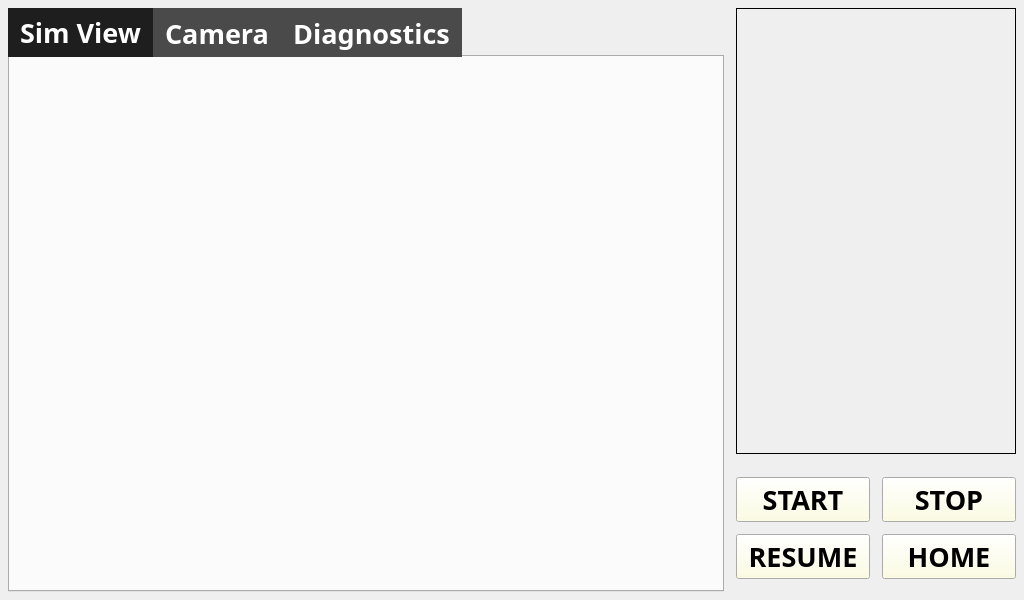
Before: the Qt Designer form interaction_execution/src/rs2_concept.ui in LukeFKlusman/WordleBot, drawn with Qt 5.
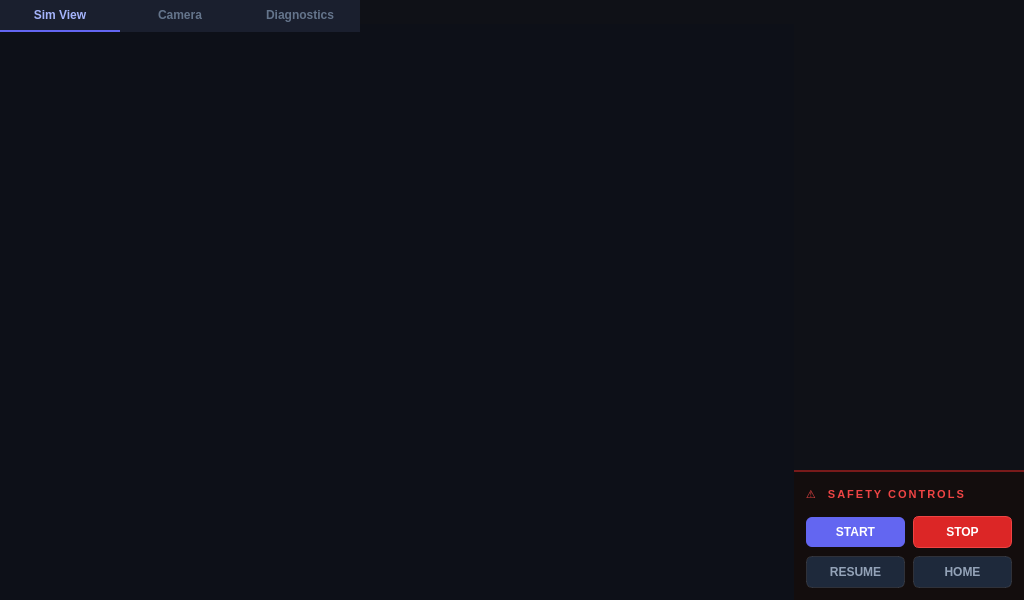
After: the same form once the commit is applied.

Diff of the .ui file:
```diff
--- a/interaction_execution/src/rs2_concept.ui
+++ b/interaction_execution/src/rs2_concept.ui
@@ -16,70 +16,43 @@
     <height>600</height>
    </size>
   </property>
-  <property name="palette">
-   <palette>
-    <active>
-     <colorrole role="Button">
-      <brush brushstyle="SolidPattern">
-       <color alpha="255">
-        <red>255</red>
-        <green>255</green>
-        <blue>220</blue>
-       </color>
-      </brush>
-     </colorrole>
-    </active>
-    <inactive>
-     <colorrole role="Button">
-      <brush brushstyle="SolidPattern">
-       <color alpha="255">
-        <red>255</red>
-        <green>255</green>
-        <blue>220</blue>
-       </color>
-      </brush>
-     </colorrole>
-    </inactive>
-    <disabled>
-     <colorrole role="Button">
-      <brush brushstyle="SolidPattern">
-       <color alpha="255">
-        <red>255</red>
-        <green>255</green>
-        <blue>220</blue>
-       </color>
-      </brush>
-     </colorrole>
-    </disabled>
-   </palette>
-  </property>
   <property name="font">
    <font>
-    <family>Abyssinica SIL</family>
-    <pointsize>20</pointsize>
-    <weight>75</weight>
-    <bold>true</bold>
+    <family>Ubuntu</family>
+    <pointsize>10</pointsize>
+    <weight>50</weight>
+    <bold>false</bold>
    </font>
   </property>
+  <property name="styleSheet">
+   <string notr="true">QMainWindow {
+    background-color: #0f1117;
+}</string>
+  </property>
   <property name="windowTitle">
    <string>WordleBot</string>
   </property>
   <widget class="QWidget" name="centralwidget">
+   <property name="styleSheet">
+    <string notr="true">QWidget#centralwidget {
+    background-color: #0f1117;
+}</string>
+   </property>
    <layout class="QHBoxLayout" name="horizontalLayout">
     <property name="spacing">
-     <number>12</number>
+     <number>0</number>
     </property>
     <property name="leftMargin">
-     <number>8</number>
+     <number>0</number>
     </property>
     <property name="topMargin">
-     <number>8</number>
+     <number>0</number>
     </property>
     <property name="rightMargin">
-     <number>8</number>
+     <number>0</number>
     </property>
     <property name="bottomMargin">
-     <number>8</number>
+     <number>0</number>
     </property>
     <item>
      <widget class="QTabWidget" name="mainTab">
@@ -90,17 +63,39 @@
        </size>
       </property>
       <property name="styleSheet">
-       <string notr="true">QTabBar {
-    background: #2e2e2e;
+       <string notr="true">QTabWidget::pane {
+    background-color: #0d1018;
+    border: none;
+    margin: 0px;
+    padding: 0px;
+    top: -8px;
 }
-
+QTabWidget::tab-bar {
+    alignment: left;
+}
+QTabBar {
+    background-color: #1a1f2e;
+}
 QTabBar::tab {
-    background: #4a4a4a;
-    color: white;
+    background-color: transparent;
+    color: #64748b;
+    padding: 8px 20px;
+    font-size: 9pt;
+    font-weight: 600;
+    border-bottom: 2px solid transparent;
+    border-top: none;
+    border-left: none;
+    border-right: none;
+    min-width: 80px;
 }
-
 QTabBar::tab:selected {
-    background: #1e1e1e;
+    color: #a5b4fc;
+    border-bottom: 2px solid #6366f1;
+    background-color: transparent;
+}
+QTabBar::tab:hover:!selected {
+    color: #94a3b8;
+    background-color: rgba(255, 255, 255, 0.04);
 }</string>
       </property>
       <property name="currentIndex">
@@ -126,7 +121,19 @@
     <item>
      <layout class="QVBoxLayout" name="wordleColumnLayout">
       <property name="spacing">
-       <number>10</number>
+       <number>0</number>
+      </property>
+      <property name="leftMargin">
+       <number>0</number>
+      </property>
+      <property name="topMargin">
+       <number>0</number>
+      </property>
+      <property name="rightMargin">
+       <number>0</number>
+      </property>
+      <property name="bottomMargin">
+       <number>0</number>
       </property>
       <item>
        <widget class="QWidget" name="wordle">
@@ -138,12 +145,15 @@
         </property>
         <property name="minimumSize">
          <size>
-          <width>280</width>
+          <width>230</width>
           <height>0</height>
          </size>
         </property>
         <property name="styleSheet">
-         <string notr="true">border: 1px solid black</string>
+         <string notr="true">QWidget#wordle {
+    background-color: #0f1117;
+    border: none;
+}</string>
         </property>
        </widget>
       </item>
@@ -158,48 +168,104 @@
         <property name="minimumSize">
          <size>
           <width>0</width>
-          <height>128</height>
+          <height>130</height>
          </size>
         </property>
         <property name="maximumSize">
          <size>
-          <width>16777215</width>
-          <height>128</height>
+           <width>16777215</width>
+          <height>130</height>
          </size>
         </property>
+        <property name="styleSheet">
+         <string notr="true">QWidget#safetyControls {
+    background-color: #130d0d;
+    border-top: 2px solid rgba(220, 38, 38, 0.5);
+}
+QPushButton {
+    border-radius: 6px;
+    font-size: 9pt;
+    font-weight: 700;
+    padding: 8px 0px;
+}
+QPushButton#pushButton {
+    background-color: #6366f1;
+    color: white;
+    border: none;
+}
+QPushButton#pushButton:hover {
+    background-color: #4f52d4;
+}
+QPushButton#pushButton:pressed {
+    background-color: #4338ca;
+}
+QPushButton#pushButton_4 {
+    background-color: #dc2626;
+    color: white;
+    border: 1px solid #ef4444;
+}
+QPushButton#pushButton_4:hover {
+    background-color: #b91c1c;
+}
+QPushButton#pushButton_4:pressed {
+    background-color: #991b1b;
+}
+QPushButton#pushButton_2,
+QPushButton#pushButton_3 {
+    background-color: #1e293b;
+    color: #94a3b8;
+    border: 1px solid rgba(255, 255, 255, 0.1);
+}
+QPushButton#pushButton_2:hover,
+QPushButton#pushButton_3:hover {
+    background-color: #273449;
+}
+QPushButton#pushButton_2:pressed,
+QPushButton#pushButton_3:pressed {
+    background-color: #1a2438;
+}</string>
+        </property>
         <layout class="QVBoxLayout" name="safetyControlsLayout">
          <property name="leftMargin">
-          <number>0</number>
+          <number>12</number>
          </property>
          <property name="topMargin">
-          <number>0</number>
+          <number>10</number>
          </property>
          <property name="rightMargin">
-          <number>0</number>
+          <number>12</number>
          </property>
          <property name="bottomMargin">
-          <number>0</number>
+          <number>12</number>
+         </property>
+         <property name="spacing">
+          <number>8</number>
          </property>
          <item>
-          <spacer name="verticalSpacerTop">
-           <property name="orientation">
-            <enum>Qt::Vertical</enum>
+          <widget class="QLabel" name="safetyLabel">
+           <property name="text">
+            <string>⚠  SAFETY CONTROLS</string>
            </property>
-           <property name="sizeHint" stdset="0">
-            <size>
-             <width>20</width>
-             <height>8</height>
-            </size>
+           <property name="styleSheet">
+            <string notr="true">QLabel#safetyLabel {
+    color: #ef4444;
+    font-size: 8pt;
+    font-weight: 700;
+    letter-spacing: 2px;
+    background: transparent;
+    border: none;
+    padding: 0px;
+}</string>
            </property>
-          </spacer>
+          </widget>
          </item>
          <item>
           <layout class="QGridLayout" name="gridLayout">
            <property name="horizontalSpacing">
-            <number>12</number>
+            <number>8</number>
            </property>
            <property name="verticalSpacing">
-            <number>12</number>
+            <number>8</number>
            </property>
            <item row="0" column="0">
             <widget class="QPushButton" name="pushButton">
@@ -231,19 +297,6 @@
            </item>
           </layout>
          </item>
-         <item>
-          <spacer name="verticalSpacerBottom">
-           <property name="orientation">
-            <enum>Qt::Vertical</enum>
-           </property>
-           <property name="sizeHint" stdset="0">
-            <size>
-             <width>20</width>
-             <height>8</height>
-            </size>
-           </property>
-          </spacer>
-         </item>
         </layout>
        </widget>
       </item>
```
